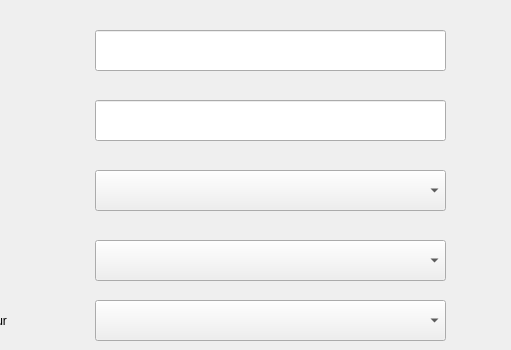
The window that forms/insproduct.ui (h471x/SQLite_Inventory_Management) describes before a commit, drawn with Qt 5; both pictures show x 125 to 636 and y 0 to 350 of the 636 by 709 pixel window.
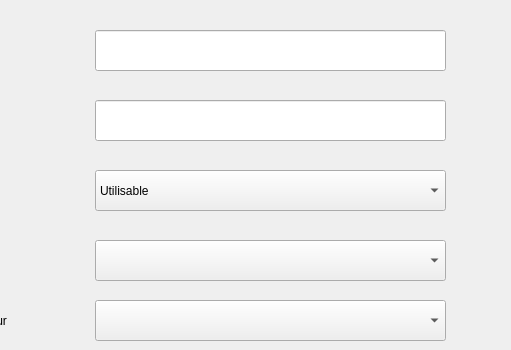
The same window after the commit.

Commit message: Initialize utilisable for the new item

What changed in the file:
```diff
--- a/forms/insproduct.ui
+++ b/forms/insproduct.ui
@@ -143,6 +143,11 @@
      <height>41</height>
     </rect>
    </property>
+   <item>
+    <property name="text">
+     <string>Utilisable</string>
+    </property>
+   </item>
   </widget>
   <widget class="QComboBox" name="categorie">
    <property name="geometry">
```
The commit also changes 1 other file.
